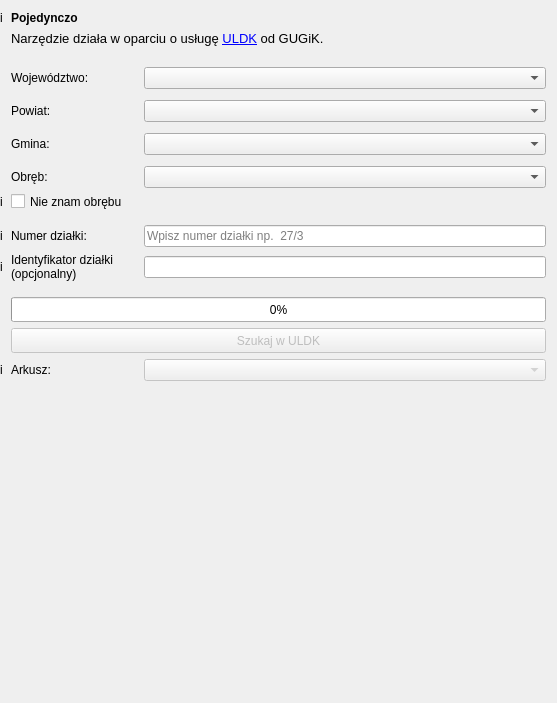
This is gissupport_plugin/modules/uldk/modules/teryt_search/main_base.ui in gis-support/gis-support-plugin as Qt 5 draws it before an edit. The edited form follows.
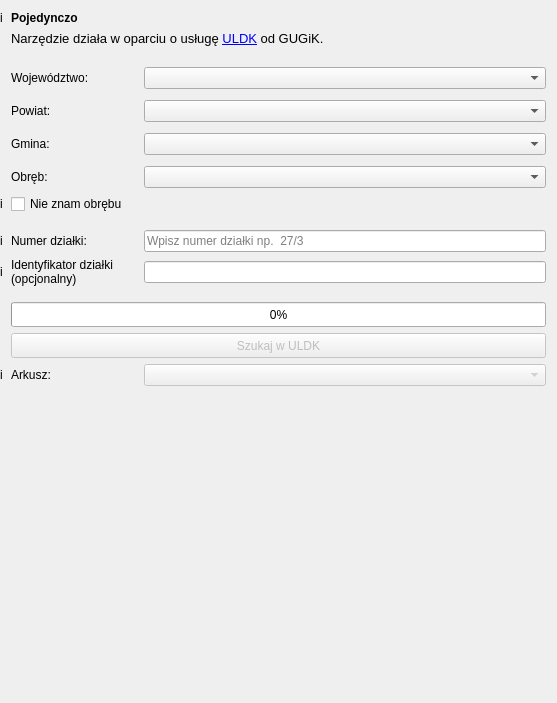
This is the edited form.

The edit to the form file:
```diff
--- a/gissupport_plugin/modules/uldk/modules/teryt_search/main_base.ui
+++ b/gissupport_plugin/modules/uldk/modules/teryt_search/main_base.ui
@@ -45,7 +45,7 @@
        <property name="maximumSize">
         <size>
          <width>16777215</width>
-         <height>15</height>
+         <height>16777215</height>
         </size>
        </property>
        <property name="text">
@@ -94,7 +94,7 @@
        <property name="maximumSize">
         <size>
          <width>16777215</width>
-         <height>15</height>
+         <height>16777215</height>
         </size>
        </property>
        <property name="text">
@@ -107,7 +107,7 @@
        <property name="maximumSize">
         <size>
          <width>16777215</width>
-         <height>15</height>
+         <height>16777215</height>
         </size>
        </property>
        <property name="text">
@@ -128,7 +128,7 @@
        <property name="maximumSize">
         <size>
          <width>16777215</width>
-         <height>15</height>
+         <height>16777215</height>
         </size>
        </property>
        <property name="focusPolicy">
@@ -211,7 +211,7 @@
        <property name="maximumSize">
         <size>
          <width>50</width>
-         <height>15</height>
+         <height>16777215</height>
         </size>
        </property>
        <property name="text">
@@ -224,7 +224,7 @@
        <property name="maximumSize">
         <size>
          <width>50</width>
-         <height>15</height>
+         <height>16777215</height>
         </size>
        </property>
        <property name="text">
@@ -440,7 +440,7 @@
        <property name="maximumSize">
         <size>
          <width>100</width>
-         <height>15</height>
+         <height>16777215</height>
         </size>
        </property>
        <property name="text">
```
Left out of the diff: 2 changed lines with no effect on the pictures.
